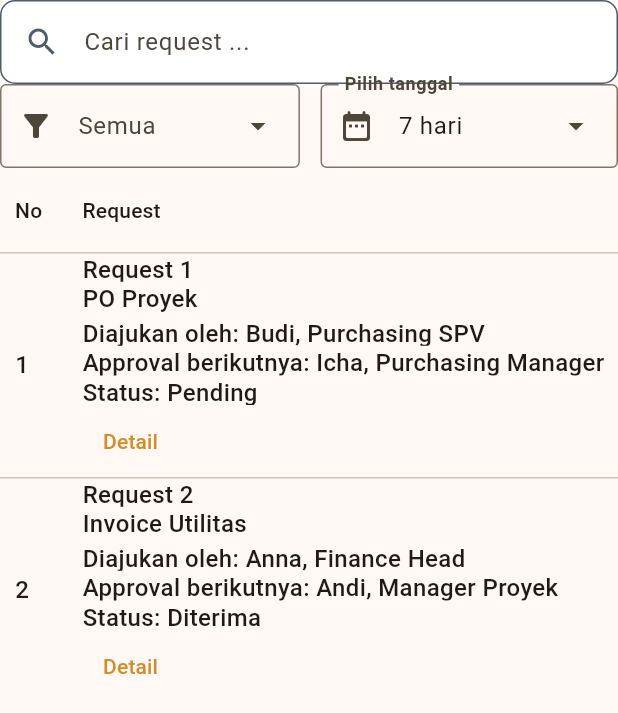
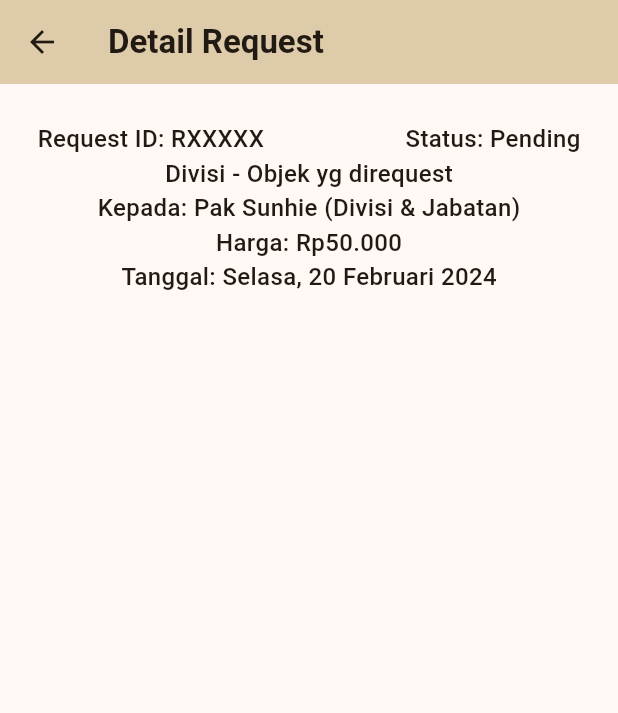
Before and after one commit to ClaudyaSalim/imperial-approval-app, a Flutter app: the ListRequest widget shown alone on an empty page, opened directly, after a tap on "Detail", on a phone screen of 412 x 824 dp. Shown: the top 713 px of the screen. Run offline on Flutter 3.47's test engine with Material 3 defaults, Android fonts, the phone set to English and light mode, and no system bars.

Commit message:
init detail page

```diff
--- a/lib/components/dropdown_date.dart
+++ b/lib/components/dropdown_date.dart
@@ -19,6 +19,7 @@ class _DateDropdownState extends State<DateDropdown> {
   Widget build(BuildContext context) {
     return SizedBox(
       child: DropdownMenu(
+        width: 150,
         label: Text("Pilih tanggal"),
         leadingIcon: Icon(Icons.date_range_rounded),
         // hintText: "7 hari",
--- a/lib/components/dropdown_status.dart
+++ b/lib/components/dropdown_status.dart
@@ -18,7 +18,7 @@ class _StatusDropdownState extends State<StatusDropdown> {
   @override
   Widget build(BuildContext context) {
     return SizedBox(
-      // width: ,
+      width: 50,
       child: DropdownMenu(
         leadingIcon: Icon(Icons.filter_alt),
         hintText: dropValue.status,
--- a/lib/main.dart
+++ b/lib/main.dart
@@ -8,6 +8,7 @@ import 'package:imperial_approval_app/theme/drawer_theme.dart';
 import 'package:imperial_approval_app/theme/search_bar_theme.dart';
 import 'package:imperial_approval_app/theme/text_field_theme.dart';
 import 'package:imperial_approval_app/theme/text_theme.dart';
+import 'package:imperial_approval_app/view/detail_page.dart';
 import 'package:imperial_approval_app/view/subpages/list_request.dart';
 import 'view/login_page.dart';
 
@@ -39,6 +40,7 @@ class MyApp extends StatelessWidget {
       routes: {
         '/login':(context) => LoginPage(),
         '/home': (context) => BasePage(activePage: MenuClass("List Request", ListRequest())),
+        '/detail': (context) => DetailPage()
       },
     );
   }
--- /dev/null
+++ b/lib/view/detail_page.dart
@@ -0,0 +1,41 @@
+import 'package:flutter/cupertino.dart';
+import 'package:flutter/material.dart';
+
+class DetailPage extends StatefulWidget {
+  const DetailPage({super.key});
+
+  @override
+  State<DetailPage> createState() => _DetailPageState();
+}
+
+class _DetailPageState extends State<DetailPage> {
+  @override
+  Widget build(BuildContext context) {
+    return Scaffold(
+      appBar: AppBar(
+        title: Text("Detail Request",),
+      ),
+      body: Padding(
+        padding: EdgeInsets.all(25.0),
+        child: SingleChildScrollView(
+          child: Column(
+            mainAxisAlignment: MainAxisAlignment.start,
+            children: [
+              Row(
+                mainAxisAlignment: MainAxisAlignment.spaceBetween,
+                children: [
+                  Text("Request ID: RXXXXX"),
+                  Text("Status: Pending")
+                ],
+              ),
+              Text("Divisi - Objek yg direquest"),
+              Text("Kepada: Pak Sunhie (Divisi & Jabatan)"),
+              Text("Harga: Rp50.000"),
+              Text("Tanggal: Selasa, 20 Februari 2024")
+            ],
+          ),
+        ),
+      ),
+    );
+  }
+}
--- a/lib/view/subpages/list_request.dart
+++ b/lib/view/subpages/list_request.dart
@@ -34,7 +34,7 @@ class _ListRequestState extends State<ListRequest> {
 
         // search bar
         CustomSearchBar(),
-        // SizedBox(height: 50,),
+        SizedBox(height: 10,),
 
         Row(
           mainAxisAlignment: MainAxisAlignment.spaceBetween,
@@ -83,7 +83,7 @@ class _ListRequestState extends State<ListRequest> {
                               Flexible(child: Text("Diajukan oleh: " + data.pemberi, overflow: TextOverflow.ellipsis)),
                               Flexible(child: Text("Approval berikutnya: " + data.penerima[0], overflow: TextOverflow.ellipsis, maxLines: 1,)),
                               Flexible(child: Text("Status: " + data.status, overflow: TextOverflow.ellipsis)),
-                              TextButton(onPressed: (){}, child: Text("Detail"))
+                              TextButton(onPressed: (){Navigator.pushNamed(context, '/detail');}, child: Text("Detail"))
                             ]),
                           )
                         ),
```
